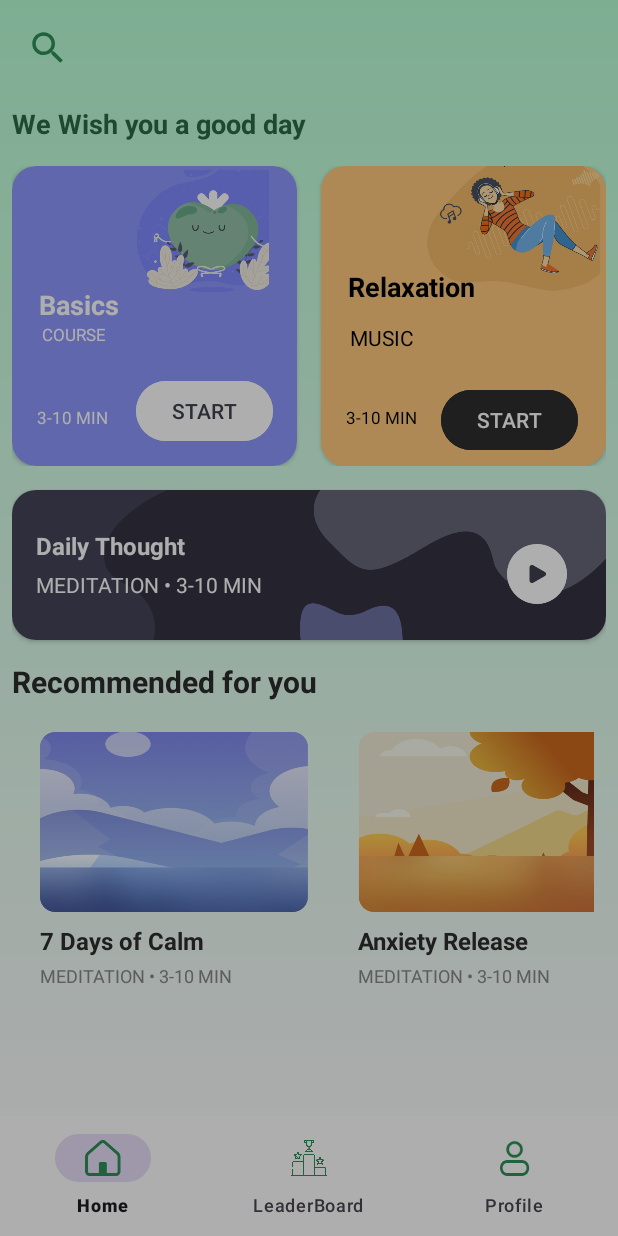
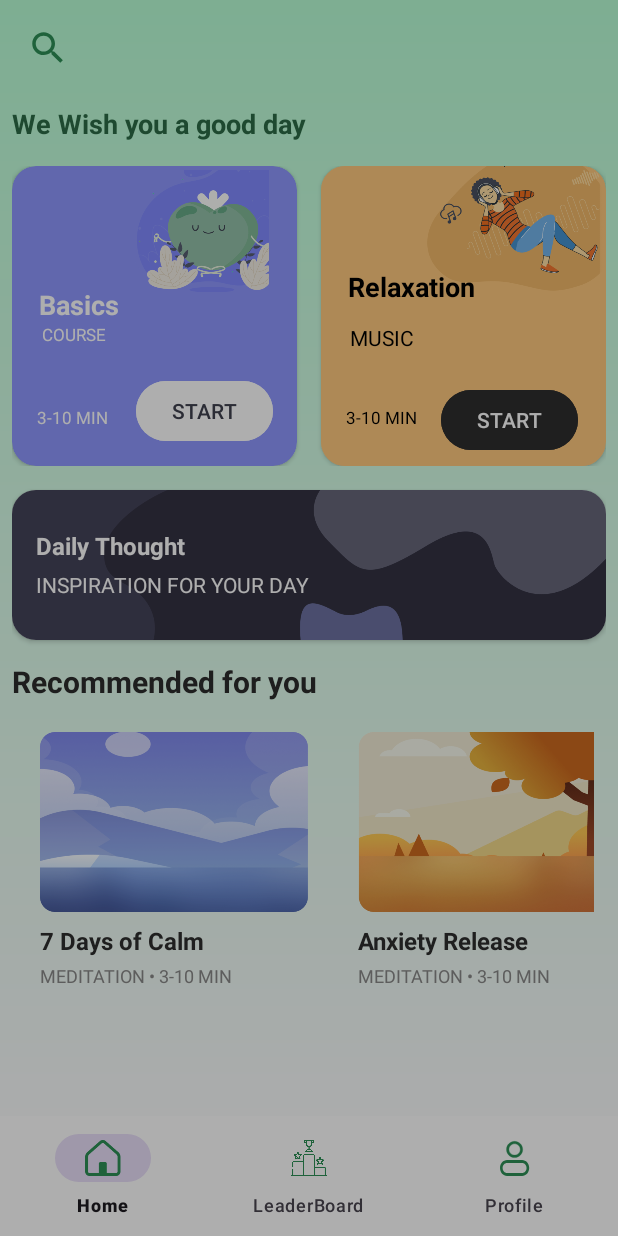
Before and after one commit to Suyog-Bauskar/Calmora, an Android app: the screen it shows after launch once a user with an empty profile is signed in (HomeActivity), after a tap on "Daily Thought", on a phone screen of 412 x 824 dp. Run offline under Robolectric (Android 15) with nearby library versions, the phone set to English and light mode, and no system bars; our stand-ins replace Firebase (no records; nobody signed in at launch, a user with empty details on screens opened directly); libraries missing offline, so code that uses them is left out: cn.pedant, com.github.mikephil.charting, com.tbuonomo.viewpagerdotsindicator; 3 statements that could not run were skipped.

Commit message:
Enhance UI of daily thought

```diff
--- a/app/src/main/java/com/suyogbauskar/calmora/fragments/HomeFragment.java
+++ b/app/src/main/java/com/suyogbauskar/calmora/fragments/HomeFragment.java
@@ -17,6 +17,7 @@ import android.view.ViewGroup;
 import android.view.animation.Animation;
 import android.view.animation.AnimationUtils;
 import android.widget.Button;
+import android.widget.ImageView;
 import android.widget.RelativeLayout;
 import android.widget.TextView;
 
@@ -25,15 +26,49 @@ import androidx.annotation.Nullable;
 import androidx.fragment.app.Fragment;
 import androidx.viewpager2.widget.ViewPager2;
 
+import java.util.ArrayList;
+import java.util.HashMap;
+import java.util.List;
+import java.util.Map;
+import java.util.Random;
+
 public class HomeFragment extends Fragment {
 
-    private Button startButton , btn_relaxation_start;
-    private RelativeLayout dailyThoughtButton; // Add this if using separate button to trigger dialog
+    private Button startButton, btn_relaxation_start;
+    private RelativeLayout dailyThoughtButton;
+    private List<ThoughtItem> dailyThoughts;
+    private Random random;
+    private int lastThoughtIndex = -1;
+
+    // Enum for categorizing thought types
+    private enum ThoughtType {
+        MINDFULNESS,
+        PEACE,
+        GRATITUDE,
+        NATURE
+    }
+
+    // Class to hold thought information
+    private static class ThoughtItem {
+        String message;
+        ThoughtType type;
+
+        ThoughtItem(String message, ThoughtType type) {
+            this.message = message;
+            this.type = type;
+        }
+    }
 
     @Nullable
     @Override
     public View onCreateView(@NonNull LayoutInflater inflater, @Nullable ViewGroup container, @Nullable Bundle savedInstanceState) {
         View view = inflater.inflate(R.layout.fragment_home, container, false);
+
+        // Initialize the daily thoughts collection
+        initializeDailyThoughts();
+
+        // Initialize random for selecting thoughts
+        random = new Random();
 
         startButton = view.findViewById(R.id.btn_basics_start);
         btn_relaxation_start = view.findViewById(R.id.btn_relaxation_start);
@@ -48,11 +83,75 @@ public class HomeFragment extends Fragment {
             startActivity(intent);
         });
 
-        // Optional: button to show daily thought dialog
-        dailyThoughtButton = view.findViewById(R.id.btn_daily_thought); // Make sure this button exists in XML
+        // Daily thought dialog button
+        dailyThoughtButton = view.findViewById(R.id.btn_daily_thought);
         dailyThoughtButton.setOnClickListener(v -> showDailyThoughtDialog());
 
         return view;
+    }
+
+    /**
+     * Initialize a collection of daily thoughts organized by theme
+     */
+    private void initializeDailyThoughts() {
+        dailyThoughts = new ArrayList<>();
+
+        // Mindfulness thoughts
+        dailyThoughts.add(new ThoughtItem("Mindfulness is the key to being present in your own life.", ThoughtType.MINDFULNESS));
+        dailyThoughts.add(new ThoughtItem("Your breath is your anchor to the present moment.", ThoughtType.MINDFULNESS));
+        dailyThoughts.add(new ThoughtItem("You are not your thoughts. You are the observer of your thoughts.", ThoughtType.MINDFULNESS));
+        dailyThoughts.add(new ThoughtItem("The quieter you become, the more you can hear.", ThoughtType.MINDFULNESS));
+        dailyThoughts.add(new ThoughtItem("Every moment is a fresh beginning. Start now.", ThoughtType.MINDFULNESS));
+
+        // Peace thoughts
+        dailyThoughts.add(new ThoughtItem("Peace comes from within. Do not seek it without.", ThoughtType.PEACE));
+        dailyThoughts.add(new ThoughtItem("Your calm mind is the ultimate weapon against your challenges.", ThoughtType.PEACE));
+        dailyThoughts.add(new ThoughtItem("When you own your breath, nobody can steal your peace.", ThoughtType.PEACE));
+        dailyThoughts.add(new ThoughtItem("Today I choose calm over worry and peace over perfection.", ThoughtType.PEACE));
+        dailyThoughts.add(new ThoughtItem("Where there is peace, there is power.", ThoughtType.PEACE));
+
+        // Gratitude thoughts
+        dailyThoughts.add(new ThoughtItem("Gratitude turns what we have into enough.", ThoughtType.GRATITUDE));
+        dailyThoughts.add(new ThoughtItem("Happiness is not something ready-made. It comes from your own actions.", ThoughtType.GRATITUDE));
+        dailyThoughts.add(new ThoughtItem("Believe in yourself, every day is a new beginning!", ThoughtType.GRATITUDE));
+
+        // Nature thoughts
+        dailyThoughts.add(new ThoughtItem("Nature does not hurry, yet everything is accomplished.", ThoughtType.NATURE));
+        dailyThoughts.add(new ThoughtItem("The mind is like water, when it's turbulent it's difficult to see. When it's calm, everything becomes clear.", ThoughtType.NATURE));
+    }
+
+    /**
+     * Get a random thought different from the last one shown
+     */
+    private ThoughtItem getRandomThought() {
+        if (dailyThoughts.size() <= 1) {
+            return dailyThoughts.get(0);
+        }
+
+        int newIndex;
+        do {
+            newIndex = random.nextInt(dailyThoughts.size());
+        } while (newIndex == lastThoughtIndex);
+
+        lastThoughtIndex = newIndex;
+        return dailyThoughts.get(newIndex);
+    }
+
+    /**
+     * Get appropriate drawable resource for the thought type
+     */
+    private int getImageResourceForThought(ThoughtType type) {
+        switch (type) {
+            case MINDFULNESS:
+                return R.drawable.thoughtful_mind;
+            case PEACE:
+                return R.drawable.peaceful_scene;
+            case GRATITUDE:
+                return R.drawable.grateful_moments;
+            case NATURE:
+            default:
+                return R.drawable.calm_nature;
+        }
     }
 
     private void showDailyThoughtDialog() {
@@ -68,9 +167,19 @@ public class HomeFragment extends Fragment {
         // Views
         TextView textViewTitle = dialog.findViewById(R.id.textViewTitle);
         TextView textViewMessage = dialog.findViewById(R.id.textViewMessage);
+        ImageView imageView = dialog.findViewById(R.id.imageViewThought);
         Button buttonClose = dialog.findViewById(R.id.buttonClose);
 
-        textViewMessage.setText("Believe in yourself, every day is a new beginning!");
+        // Get a random thought
+        ThoughtItem thought = getRandomThought();
+
+        // Set message and appropriate image
+        textViewMessage.setText(thought.message);
+
+        // Set image based on thought type
+        if (imageView != null) {
+            imageView.setImageResource(getImageResourceForThought(thought.type));
+        }
 
         buttonClose.setOnClickListener(v -> {
             Animation exitAnim = AnimationUtils.loadAnimation(getContext(), R.anim.dialog_exit);
--- /dev/null
+++ b/app/src/main/res/drawable/grateful_moments.xml
@@ -0,0 +1,87 @@
+<?xml version="1.0" encoding="utf-8"?>
+<vector xmlns:android="http://schemas.android.com/apk/res/android"
+    android:width="200dp"
+    android:height="200dp"
+    android:viewportWidth="800"
+    android:viewportHeight="800">
+
+    <!-- Background -->
+    <path
+        android:fillColor="#FFF8E1"
+        android:pathData="M0,0h800v800H0z" />
+
+    <!-- Sun rays -->
+    <path
+        android:strokeColor="#FFA000"
+        android:strokeWidth="12"
+        android:pathData="M400,400L400,200" />
+    <path
+        android:strokeColor="#FFA000"
+        android:strokeWidth="12"
+        android:pathData="M400,400L282,282" />
+    <path
+        android:strokeColor="#FFA000"
+        android:strokeWidth="12"
+        android:pathData="M400,400L200,400" />
+    <path
+        android:strokeColor="#FFA000"
+        android:strokeWidth="12"
+        android:pathData="M400,400L282,518" />
+    <path
+        android:strokeColor="#FFA000"
+        android:strokeWidth="12"
+        android:pathData="M400,400L400,600" />
+    <path
+        android:strokeColor="#FFA000"
+        android:strokeWidth="12"
+        android:pathData="M400,400L518,518" />
+    <path
+        android:strokeColor="#FFA000"
+        android:strokeWidth="12"
+        android:pathData="M400,400L600,400" />
+    <path
+        android:strokeColor="#FFA000"
+        android:strokeWidth="12"
+        android:pathData="M400,400L518,282" />
+
+    <!-- Center circle -->
+    <path
+        android:fillColor="#43A047"
+        android:pathData="M400,400a80,80 0 1 0 0.01,0z" />
+
+    <!-- Hands in gratitude gesture -->
+    <path
+        android:fillColor="#8D6E63"
+        android:pathData="M330,400 C300,350 330,270 400,300 C470,270 500,350 470,400 C430,450 370,450 330,400 Z" />
+
+    <path
+        android:strokeColor="#FFFFFF"
+        android:strokeWidth="5"
+        android:pathData="M330,370 C370,400 430,400 470,370" />
+
+    <!-- Gratitude text letters -->
+    <path
+        android:strokeColor="#66BB6A"
+        android:strokeWidth="20"
+        android:pathData="M250,600 L280,650 L310,600" />
+
+    <path
+        android:strokeColor="#66BB6A"
+        android:strokeWidth="20"
+        android:pathData="M350,600 L350,650" />
+
+    <path
+        android:strokeColor="#66BB6A"
+        android:strokeWidth="20"
+        android:pathData="M400,600 L400,650 L430,650" />
+
+    <path
+        android:strokeColor="#66BB6A"
+        android:strokeWidth="20"
+        android:pathData="M470,600 L470,650" />
+
+    <path
+        android:strokeColor="#66BB6A"
+        android:strokeWidth="20"
+        android:pathData="M520,600 L520,650 L550,625 L520,600" />
+</vector>
--- /dev/null
+++ b/app/src/main/res/drawable/peaceful_heart.xml
@@ -0,0 +1,54 @@
+<?xml version="1.0" encoding="utf-8"?>
+<vector xmlns:android="http://schemas.android.com/apk/res/android"
+    android:width="200dp"
+    android:height="200dp"
+    android:viewportWidth="800"
+    android:viewportHeight="800">
+
+    <!-- Background -->
+    <path
+        android:fillColor="#EDE7F6"
+        android:pathData="M0,0h800v800H0z" />
+
+    <!-- Circular gradient -->
+    <path
+        android:fillColor="#D1C4E9"
+        android:pathData="M400,400a250,250 0 1 0 0.01,0z" />
+
+    <!-- Heart shape -->
+    <path
+        android:fillColor="#66BB6A"
+        android:pathData="M400,620 C450,570 550,470 630,400 C710,330 650,230 570,230 C510,230 450,290 400,350 C350,290 290,230 230,230 C150,230 100,330 180,400 C260,470 350,570 400,620 Z" />
+
+    <!-- Peaceful waves inside the heart -->
+    <path
+        android:strokeColor="#FFFFFF"
+        android:strokeWidth="10"
+        android:strokeLineCap="round"
+        android:pathData="M250,400 C300,370 350,370 400,400 C450,430 500,430 550,400" />
+
+    <path
+        android:strokeColor="#FFFFFF"
+        android:strokeWidth="10"
+        android:strokeLineCap="round"
+        android:pathData="M250,450 C300,420 350,420 400,450 C450,480 500,480 550,450" />
+
+    <path
+        android:strokeColor="#FFFFFF"
+        android:strokeWidth="10"
+        android:strokeLineCap="round"
+        android:pathData="M300,500 C350,470 400,470 450,500" />
+
+    <!-- Dove of peace -->
+    <path
+        android:fillColor="#FFFFFF"
+        android:pathData="M650,200 C670,180 680,150 650,150 C620,150 600,170 600,200 C600,230 650,250 650,200 Z" />
+
+    <path
+        android:fillColor="#FFFFFF"
+        android:pathData="M650,150 L590,210" />
+
+    <path
+        android:fillColor="#FFFFFF"
+        android:pathData="M650,150 L700,200" />
+</vector>
--- /dev/null
+++ b/app/src/main/res/drawable/peaceful_scene.xml
@@ -0,0 +1,133 @@
+<?xml version="1.0" encoding="utf-8"?>
+<vector xmlns:android="http://schemas.android.com/apk/res/android"
+    android:width="200dp"
+    android:height="200dp"
+    android:viewportWidth="800"
+    android:viewportHeight="800">
+
+    <!-- Sky background -->
+    <path
+        android:fillColor="#E1F5FE"
+        android:pathData="M0,0h800v400H0z" />
+
+    <!-- Mountains backdrop -->
+    <path
+        android:fillColor="#B3E5FC"
+        android:pathData="M0,150 L100,100 L200,180 L300,80 L400,150 L500,50 L600,180 L700,120 L800,150 L800,400 L0,400 Z" />
+
+    <!-- Sun -->
+    <path
+        android:fillColor="#FFFDE7"
+        android:pathData="M650,100a60,60 0 1 0 0.01,0z" />
+
+    <!-- Calm water surface -->
+    <path
+        android:fillColor="#66BB6A"
+        android:pathData="M0,400 L800,400 L800,800 L0,800 Z" />
+
+    <!-- Horizontal wave lines -->
+    <path
+        android:strokeColor="#FFFFFF"
+        android:strokeWidth="5"
+        android:strokeAlpha="0.5"
+        android:strokeLineCap="round"
+        android:pathData="M100,450 L700,450" />
+
+    <path
+        android:strokeColor="#FFFFFF"
+        android:strokeWidth="5"
+        android:strokeAlpha="0.5"
+        android:strokeLineCap="round"
+        android:pathData="M150,500 L650,500" />
+
+    <path
+        android:strokeColor="#FFFFFF"
+        android:strokeWidth="5"
+        android:strokeAlpha="0.5"
+        android:strokeLineCap="round"
+        android:pathData="M200,550 L600,550" />
+
+    <path
+        android:strokeColor="#FFFFFF"
+        android:strokeWidth="5"
+        android:strokeAlpha="0.5"
+        android:strokeLineCap="round"
+        android:pathData="M250,600 L550,600" />
+
+    <path
+        android:strokeColor="#FFFFFF"
+        android:strokeWidth="5"
+        android:strokeAlpha="0.4"
+        android:strokeLineCap="round"
+        android:pathData="M300,650 L500,650" />
+
+    <!-- Lotus floating on water -->
+    <path
+        android:fillColor="#4CAF50"
+        android:pathData="M400,510a30,10 0 1 0 0.01,0z" />
+
+    <!-- Lotus flower petals -->
+    <path
+        android:fillColor="#81C784"
+        android:pathData="M400,480a15,25 0 1 0 0.01,0z" />
+
+    <path
+        android:fillColor="#81C784"
+        android:pathData="M420,490a25,15 0 1 0 0.01,0z" />
+
+    <path
+        android:fillColor="#81C784"
+        android:pathData="M400,500a15,25 0 1 0 0.01,0z" />
+
+    <path
+        android:fillColor="#81C784"
+        android:pathData="M380,490a25,15 0 1 0 0.01,0z" />
+
+    <!-- Lotus center -->
+    <path
+        android:fillColor="#FFF9C4"
+        android:pathData="M400,490a10,10 0 1 0 0.01,0z" />
+
+    <!-- Dove in flight -->
+    <path
+        android:fillColor="#FFFFFF"
+        android:pathData="M200,200 C220,180 230,190 250,180 C270,170 290,190 270,200 C250,210 230,200 200,200 Z" />
+
+    <path
+        android:fillColor="#FFFFFF"
+        android:pathData="M270,200 L300,170" />
+
+    <!-- Rocks by the shore -->
+    <path
+        android:fillColor="#78909C"
+        android:pathData="M100,400 C120,380 150,390 160,400 L100,400 Z" />
+
+    <path
+        android:fillColor="#90A4AE"
+        android:pathData="M700,400 C680,380 650,390 640,400 L700,400 Z" />
+
+    <!-- Foreground meditation stones -->
+    <path
+        android:fillColor="#607D8B"
+        android:pathData="M300,700a40,20 0 1 0 0.01,0z" />
+
+    <path
+        android:fillColor="#546E7A"
+        android:pathData="M300,670a30,15 0 1 0 0.01,0z" />
+
+    <path
+        android:fillColor="#455A64"
+        android:pathData="M300,650a20,10 0 1 0 0.01,0z" />
+
+    <path
+        android:fillColor="#607D8B"
+        android:pathData="M500,700a40,20 0 1 0 0.01,0z" />
+
+    <path
+        android:fillColor="#546E7A"
+        android:pathData="M500,670a30,15 0 1 0 0.01,0z" />
+
+    <path
+        android:fillColor="#455A64"
+        android:pathData="M500,650a20,10 0 1 0 0.01,0z" />
+</vector>
--- /dev/null
+++ b/app/src/main/res/drawable/thoughtful_mind.xml
@@ -0,0 +1,71 @@
+<?xml version="1.0" encoding="utf-8"?>
+<vector xmlns:android="http://schemas.android.com/apk/res/android"
+    android:width="200dp"
+    android:height="200dp"
+    android:viewportWidth="800"
+    android:viewportHeight="800">
+
+    <!-- Background gradient -->
+    <path
+        android:fillColor="#E8F5E9"
+        android:pathData="M0,0h800v800H0z" />
+
+    <!-- Head silhouette -->
+    <path
+        android:fillColor="#388E3C"
+        android:pathData="M400,650 C550,650 650,500 650,400 C650,250 550,150 400,150 C250,150 150,250 150,400 C150,500 250,650 400,650 Z" />
+
+    <!-- Brain lines -->
+    <path
+        android:strokeColor="#FFFFFF"
+        android:strokeWidth="8"
+        android:strokeLineCap="round"
+        android:pathData="M250,350 C300,300 380,300 400,350 C420,300 500,300 550,350" />
+
+    <path
+        android:strokeColor="#FFFFFF"
+        android:strokeWidth="8"
+        android:strokeLineCap="round"
+        android:pathData="M300,400 C350,350 450,350 500,400" />
+
+    <path
+        android:strokeColor="#FFFFFF"
+        android:strokeWidth="8"
+        android:strokeLineCap="round"
+        android:pathData="M350,450 C375,425 425,425 450,450" />
+
+    <!-- Thought bubbles -->
+    <path
+        android:fillColor="#FFFFFF"
+        android:pathData="M500,200a40,40 0 1 0 0.01,0z" />
+
+    <path
+        android:fillColor="#FFFFFF"
+        android:pathData="M550,180a25,25 0 1 0 0.01,0z" />
+
+    <path
+        android:fillColor="#FFFFFF"
+        android:pathData="M580,150a15,15 0 1 0 0.01,0z" />
+
+    <!-- Lotus flower in the center -->
+    <path
+        android:fillColor="#BBDEFB"
+        android:pathData="M400,450a15,15 0 1 0 0.01,0z" />
+
+    <!-- Lotus petals -->
+    <path
+        android:fillColor="#4CAF50"
+        android:pathData="M400,420a20,30 0 1 0 0.01,0z" />
+
+    <path
+        android:fillColor="#4CAF50"
+        android:pathData="M430,435a30,20 0 1 0 0.01,0z" />
+
+    <path
+        android:fillColor="#4CAF50"
+        android:pathData="M400,470a20,30 0 1 0 0.01,0z" />
+
+    <path
+        android:fillColor="#4CAF50"
+        android:pathData="M370,435a30,20 0 1 0 0.01,0z" />
+</vector>
--- a/app/src/main/res/layout/dialog_daily_thought.xml
+++ b/app/src/main/res/layout/dialog_daily_thought.xml
@@ -15,10 +15,19 @@
         android:layout_width="wrap_content"
         android:layout_height="wrap_content"
         android:text="Daily Thought"
-        android:textColor="#000000"
-        android:textSize="20sp"
+        android:textColor="#0A8146"
+        android:textSize="22sp"
         android:textStyle="bold"
         android:gravity="center"/>
+
+    <ImageView
+        android:id="@+id/imageViewThought"
+        android:layout_width="120dp"
+        android:layout_height="120dp"
+        android:layout_marginTop="12dp"
+        android:layout_marginBottom="12dp"
+        android:src="@drawable/calm_nature"
+        android:contentDescription="Thought illustration"/>
 
     <TextView
         android:id="@+id/textViewMessage"
@@ -30,14 +39,18 @@
         android:textStyle="italic"
         android:fontFamily="@font/inter_18pt_bold"
         android:gravity="center"
-        android:paddingTop="12dp"/>
+        android:paddingTop="12dp"
+        android:paddingBottom="12dp"
+        android:minWidth="240dp"/>
 
     <Button
         android:id="@+id/buttonClose"
         android:layout_width="wrap_content"
         android:layout_height="wrap_content"
         android:text="Close"
-        android:layout_marginTop="20dp"
-        android:backgroundTint="#FF5722"
-        android:textColor="#FFFFFF"/>
+        android:layout_marginTop="12dp"
+        android:backgroundTint="#2E7D32"
+        android:textColor="#FFFFFF"
+        android:paddingStart="32dp"
+        android:paddingEnd="32dp"/>
 </LinearLayout>
--- a/app/src/main/res/layout/fragment_home.xml
+++ b/app/src/main/res/layout/fragment_home.xml
@@ -240,18 +240,10 @@
                         android:layout_width="wrap_content"
                         android:layout_height="wrap_content"
                         android:layout_marginTop="5dp"
-                        android:text="MEDITATION • 3-10 MIN"
+                        android:text="INSPIRATION FOR YOUR DAY"
                         android:textColor="@android:color/white"
                         android:textSize="14sp" />
                 </LinearLayout>
-
-                <ImageView
-                    android:layout_width="40dp"
-                    android:layout_height="40dp"
-                    android:layout_alignParentEnd="true"
-                    android:layout_marginTop="20dp"
-                    android:layout_marginRight="10dp"
-                    android:src="@drawable/playimg" />
 
             </RelativeLayout>
         </androidx.cardview.widget.CardView>
```
